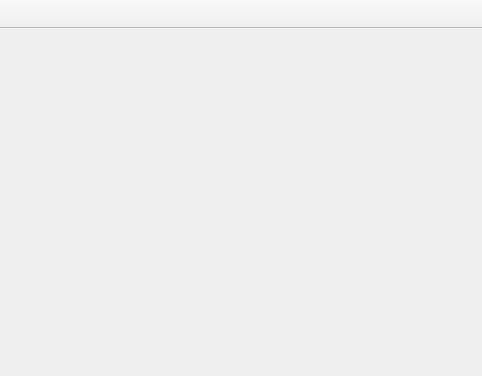
Old version of the form MyConponent/mainwindow.ui in the repository KeNanL13/ZhaoLong; both pictures show x 446 to 928 and y 0 to 376 of the 928 by 622 pixel window.
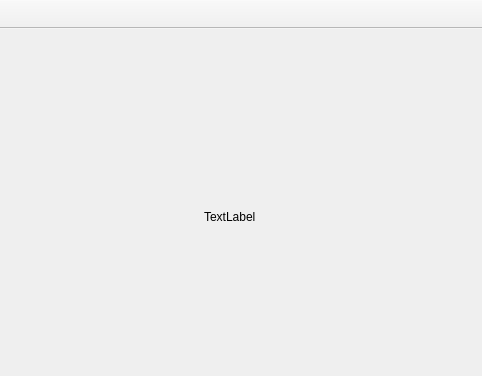
New version of the form.

Patch:
```diff
--- a/MyConponent/mainwindow.ui
+++ b/MyConponent/mainwindow.ui
@@ -13,7 +13,21 @@
   <property name="windowTitle">
    <string>MainWindow</string>
   </property>
-  <widget class="QWidget" name="centralWidget"/>
+  <widget class="QWidget" name="centralWidget">
+   <widget class="QLabel" name="label">
+    <property name="geometry">
+     <rect>
+      <x>650</x>
+      <y>180</y>
+      <width>72</width>
+      <height>15</height>
+     </rect>
+    </property>
+    <property name="text">
+     <string>TextLabel</string>
+    </property>
+   </widget>
+  </widget>
   <widget class="QMenuBar" name="menuBar">
    <property name="geometry">
     <rect>
```
